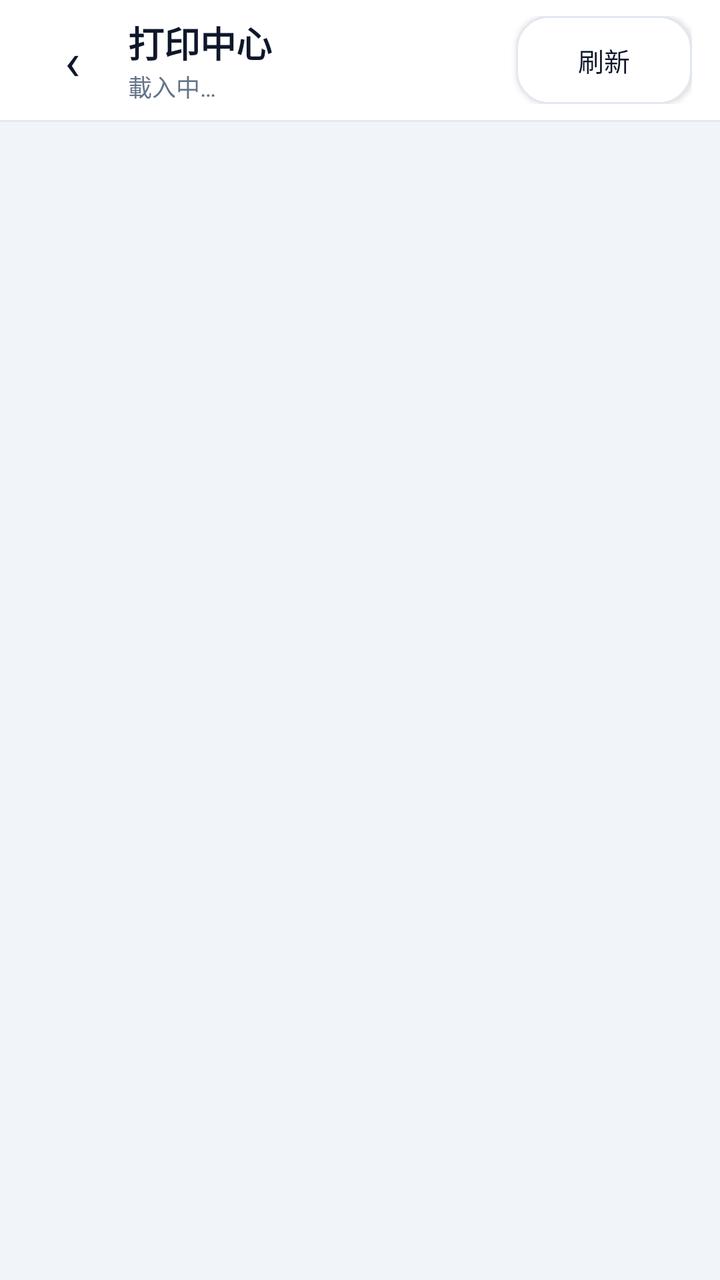
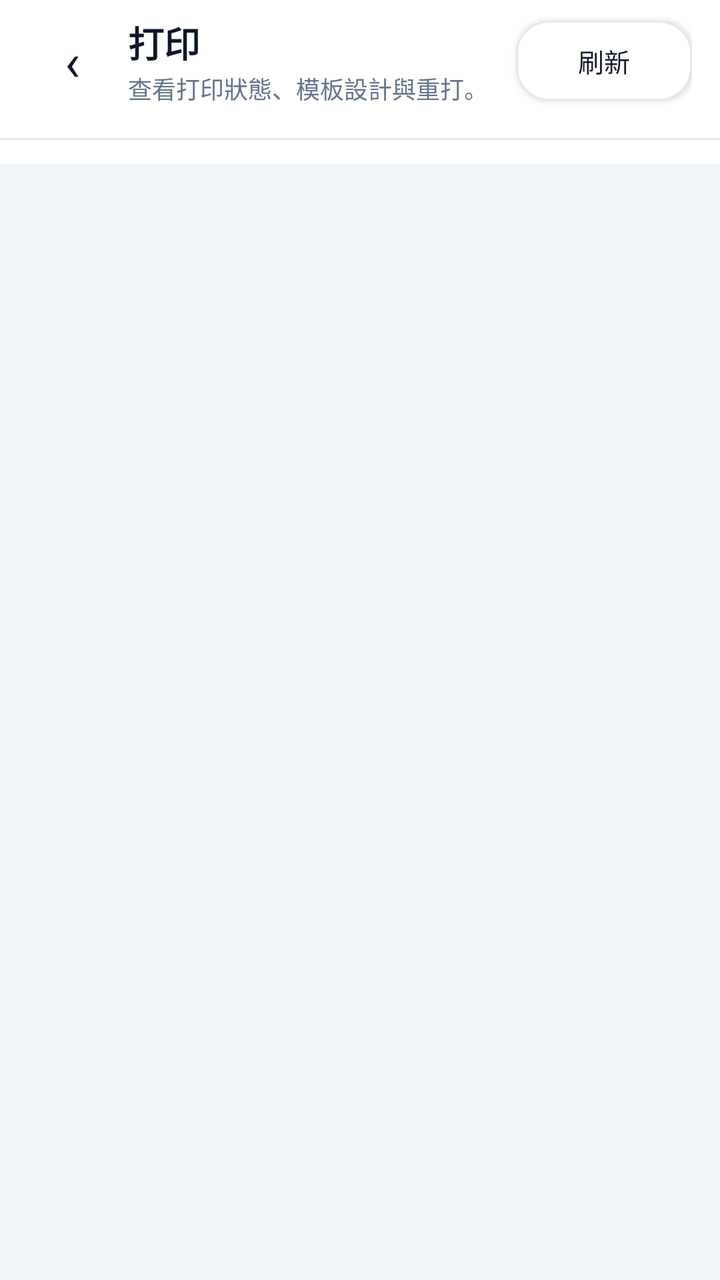

Compare the two renders of this Android layout. The source of the first and the diff that turns it into the second are given below.
<!-- AndroidManifest.xml: application theme Theme.MacauposNative -->
<!-- res/layout/activity_print_center.xml -->
<?xml version="1.0" encoding="utf-8"?>
<LinearLayout xmlns:android="http://schemas.android.com/apk/res/android"
    android:layout_width="match_parent"
    android:layout_height="match_parent"
    android:background="@color/bg_screen"
    android:fitsSystemWindows="true"
    android:orientation="vertical">

    <LinearLayout
        android:layout_width="match_parent"
        android:layout_height="wrap_content"
        android:background="@color/card"
        android:gravity="center_vertical"
        android:orientation="horizontal"
        android:paddingHorizontal="14dp"
        android:paddingVertical="8dp">

        <TextView
            android:id="@+id/btnBack"
            android:layout_width="44dp"
            android:layout_height="44dp"
            android:gravity="center"
            android:text="‹"
            android:textColor="@color/text_primary"
            android:textSize="26sp" />

        <LinearLayout
            android:layout_width="0dp"
            android:layout_height="wrap_content"
            android:layout_marginStart="6dp"
            android:layout_weight="1"
            android:orientation="vertical">

            <TextView
                android:layout_width="wrap_content"
                android:layout_height="wrap_content"
                android:text="打印中心"
                android:textColor="@color/slate_900"
                android:textSize="18sp"
                android:textStyle="bold" />

            <TextView
                android:id="@+id/txtHint"
                android:layout_width="wrap_content"
                android:layout_height="wrap_content"
                android:text="載入中…"
                android:textColor="@color/text_secondary"
                android:textSize="12sp" />
        </LinearLayout>

        <Button
            android:id="@+id/btnRefresh"
            android:layout_width="wrap_content"
            android:layout_height="44dp"
            android:background="@drawable/bg_btn_outline"
            android:paddingHorizontal="16dp"
            android:text="刷新"
            android:textColor="@color/text_primary"
            android:textSize="13sp" />
    </LinearLayout>

    <View
        android:layout_width="match_parent"
        android:layout_height="1dp"
        android:background="@color/card_border" />

    <androidx.recyclerview.widget.RecyclerView
        android:id="@+id/recyclerJobs"
        android:layout_width="match_parent"
        android:layout_height="match_parent"
        android:clipToPadding="false"
        android:padding="10dp" />
</LinearLayout>
<!-- resources referenced by this layout -->
<resources>
  <color name="bg_screen">#F1F5F9</color>
  <color name="card">#FFFFFF</color>
  <color name="card_border">#E2E8F0</color>
  <color name="slate_900">#0F172A</color>
  <color name="text_primary">#0F172A</color>
  <color name="text_secondary">#64748B</color>
  <!-- drawable bg_btn_outline (drawable) -->
  <?xml version="1.0" encoding="utf-8"?>
  <selector xmlns:android="http://schemas.android.com/apk/res/android">
      <item android:state_pressed="true">
          <shape android:shape="rectangle">
              <solid android:color="@color/chip_bg" />
              <corners android:radius="16dp" />
              <stroke android:width="1dp" android:color="@color/text_faint" />
          </shape>
      </item>
      <item>
          <shape android:shape="rectangle">
              <solid android:color="@color/card" />
              <corners android:radius="16dp" />
              <stroke android:width="1dp" android:color="@color/card_border" />
          </shape>
      </item>
  </selector>
  <style name="Theme.MacauposNative" parent="android:Theme.Material.Light.NoActionBar">
          <item name="android:statusBarColor">#F1F5F9</item>
          <item name="android:navigationBarColor">#FFFFFF</item>
          <item name="android:windowBackground">#F1F5F9</item>
          <item name="android:colorAccent">#F97316</item>
          <item name="android:windowLightStatusBar">true</item>
      </style>
  <color name="chip_bg">#F8FAFC</color>
  <color name="text_faint">#94A3B8</color>
</resources>

<!-- the commit's change to res/layout/activity_print_center.xml (unified diff, before → after) -->
@@ -34,7 +34,7 @@
             <TextView
                 android:layout_width="wrap_content"
                 android:layout_height="wrap_content"
-                android:text="打印中心"
+                android:text="打印"
                 android:textColor="@color/slate_900"
                 android:textSize="18sp"
                 android:textStyle="bold" />
@@ -43,7 +43,8 @@
                 android:id="@+id/txtHint"
                 android:layout_width="wrap_content"
                 android:layout_height="wrap_content"
-                android:text="載入中…"
+                android:layout_marginTop="1dp"
+                android:text="查看打印狀態、模板設計與重打。"
                 android:textColor="@color/text_secondary"
                 android:textSize="12sp" />
         </LinearLayout>
@@ -51,7 +52,7 @@
         <Button
             android:id="@+id/btnRefresh"
             android:layout_width="wrap_content"
-            android:layout_height="44dp"
+            android:layout_height="40dp"
             android:background="@drawable/bg_btn_outline"
             android:paddingHorizontal="16dp"
             android:text="刷新"
@@ -59,15 +60,89 @@
             android:textSize="13sp" />
     </LinearLayout>
 
+    
+    <HorizontalScrollView
+        android:layout_width="match_parent"
+        android:layout_height="wrap_content"
+        android:background="@color/card"
+        android:scrollbars="none">
+
+        <LinearLayout
+            android:id="@+id/chipsTabs"
+            android:layout_width="wrap_content"
+            android:layout_height="wrap_content"
+            android:orientation="horizontal"
+            android:paddingHorizontal="14dp"
+            android:paddingBottom="8dp" />
+    </HorizontalScrollView>
+
     <View
         android:layout_width="match_parent"
         android:layout_height="1dp"
         android:background="@color/card_border" />
 
-    <androidx.recyclerview.widget.RecyclerView
-        android:id="@+id/recyclerJobs"
+    
+    <LinearLayout
+        android:id="@+id/panelRecords"
         android:layout_width="match_parent"
-        android:layout_height="match_parent"
-        android:clipToPadding="false"
-        android:padding="10dp" />
+        android:layout_height="0dp"
+        android:layout_weight="1"
+        android:orientation="vertical">
+
+        
+        <HorizontalScrollView
+            android:layout_width="match_parent"
+            android:layout_height="wrap_content"
+            android:background="@color/card"
+            android:scrollbars="none">
+
+            <LinearLayout
+                android:id="@+id/chipsStatus"
+                android:layout_width="wrap_content"
+                android:layout_height="wrap_content"
+                android:orientation="horizontal"
+                android:paddingHorizontal="14dp"
+                android:paddingVertical="6dp" />
+        </HorizontalScrollView>
+
+        <androidx.recyclerview.widget.RecyclerView
+            android:id="@+id/recyclerJobs"
+            android:layout_width="match_parent"
+            android:layout_height="0dp"
+            android:layout_weight="1"
+            android:clipToPadding="false"
+            android:padding="10dp" />
+    </LinearLayout>
+
+    
+    <LinearLayout
+        android:id="@+id/panelTemplates"
+        android:layout_width="match_parent"
+        android:layout_height="0dp"
+        android:layout_weight="1"
+        android:gravity="center"
+        android:orientation="vertical"
+        android:visibility="gone">
+
+        <TextView
+            android:id="@+id/txtTemplatePlaceholder"
+            android:layout_width="wrap_content"
+            android:layout_height="wrap_content"
+            android:gravity="center"
+            android:padding="24dp"
+            android:text=""
+            android:textColor="@color/text_secondary"
+            android:textSize="14sp" />
+
+        <Button
+            android:id="@+id/btnOpenTemplates"
+            android:layout_width="wrap_content"
+            android:layout_height="48dp"
+            android:background="@drawable/bg_btn_dark"
+            android:paddingHorizontal="24dp"
+            android:text="開啟模板編輯"
+            android:textColor="@color/card"
+            android:textSize="14sp"
+            android:textStyle="bold" />
+    </LinearLayout>
 </LinearLayout>
<!-- resource entries referenced after the edit -->
@@ -6,6 +6,22 @@
   <color name="slate_900">#0F172A</color>
   <color name="text_primary">#0F172A</color>
   <color name="text_secondary">#64748B</color>
+  <!-- drawable bg_btn_dark (drawable) -->
+  <?xml version="1.0" encoding="utf-8"?>
+  <selector xmlns:android="http://schemas.android.com/apk/res/android">
+      <item android:state_pressed="true">
+          <shape android:shape="rectangle">
+              <solid android:color="@color/slate_700" />
+              <corners android:radius="16dp" />
+          </shape>
+      </item>
+      <item>
+          <shape android:shape="rectangle">
+              <solid android:color="@color/slate_900" />
+              <corners android:radius="16dp" />
+          </shape>
+      </item>
+  </selector>
   <!-- drawable bg_btn_outline (drawable) -->
   <?xml version="1.0" encoding="utf-8"?>
   <selector xmlns:android="http://schemas.android.com/apk/res/android">
@@ -31,6 +47,7 @@
           <item name="android:colorAccent">#F97316</item>
           <item name="android:windowLightStatusBar">true</item>
       </style>
+  <color name="slate_700">#334155</color>
   <color name="chip_bg">#F8FAFC</color>
   <color name="text_faint">#94A3B8</color>
 </resources>
